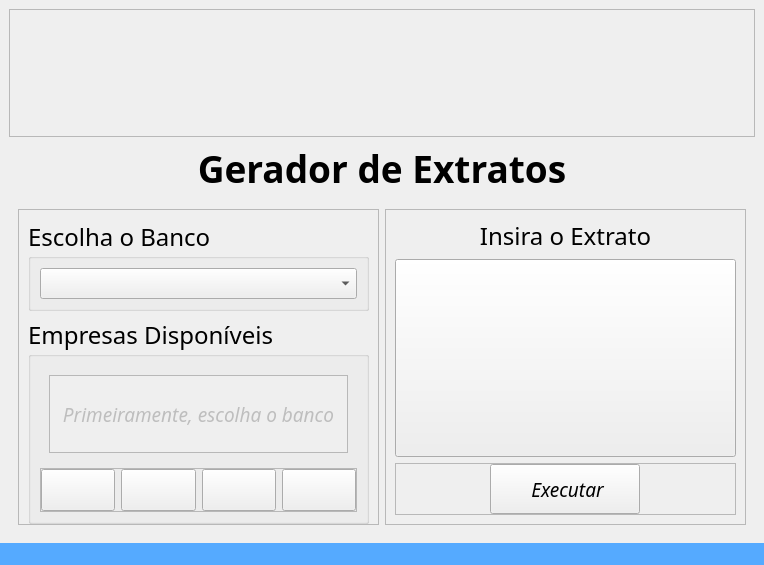
Old version of the form code/src/ui/window_extratos.ui in the repository DeltaPrice-Pedro/Extrato_Auto.
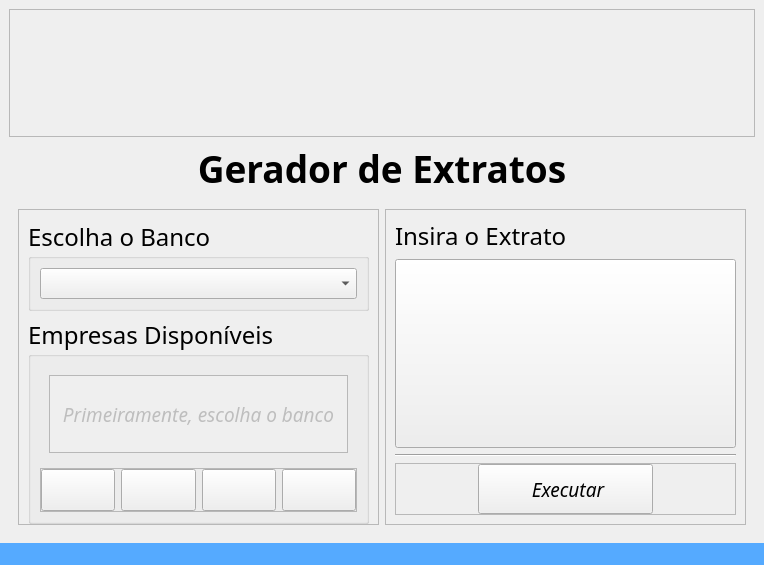
New version of the form. Icons and pictures are not drawn.

Commit message: interface updt 3

Patch:
```diff
--- a/code/src/ui/window_extratos.ui
+++ b/code/src/ui/window_extratos.ui
@@ -477,7 +477,7 @@
                 <string>Insira o Extrato</string>
                </property>
                <property name="alignment">
-                <set>Qt::AlignmentFlag::AlignCenter</set>
+                <set>Qt::AlignmentFlag::AlignLeading|Qt::AlignmentFlag::AlignLeft|Qt::AlignmentFlag::AlignVCenter</set>
                </property>
               </widget>
              </item>
@@ -510,6 +510,13 @@
                </property>
               </widget>
              </item>
+             <item>
+              <widget class="Line" name="line">
+               <property name="orientation">
+                <enum>Qt::Orientation::Horizontal</enum>
+               </property>
+              </widget>
+             </item>
              <item>
               <widget class="QFrame" name="frame_3">
                <property name="frameShape">
@@ -541,7 +548,7 @@
                   </property>
                   <property name="minimumSize">
                    <size>
-                    <width>150</width>
+                    <width>175</width>
                     <height>50</height>
                    </size>
                   </property>
```
The commit also changes 1 other file.
